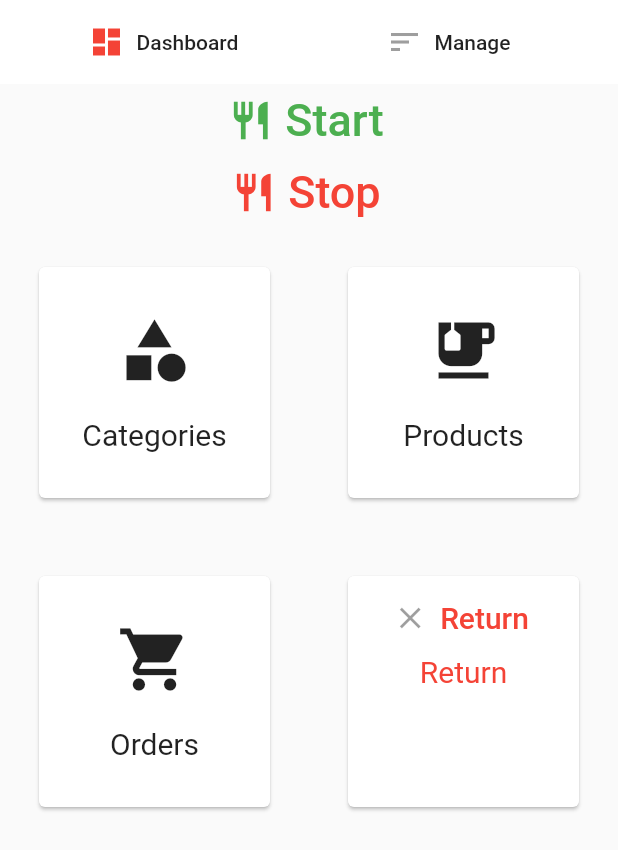
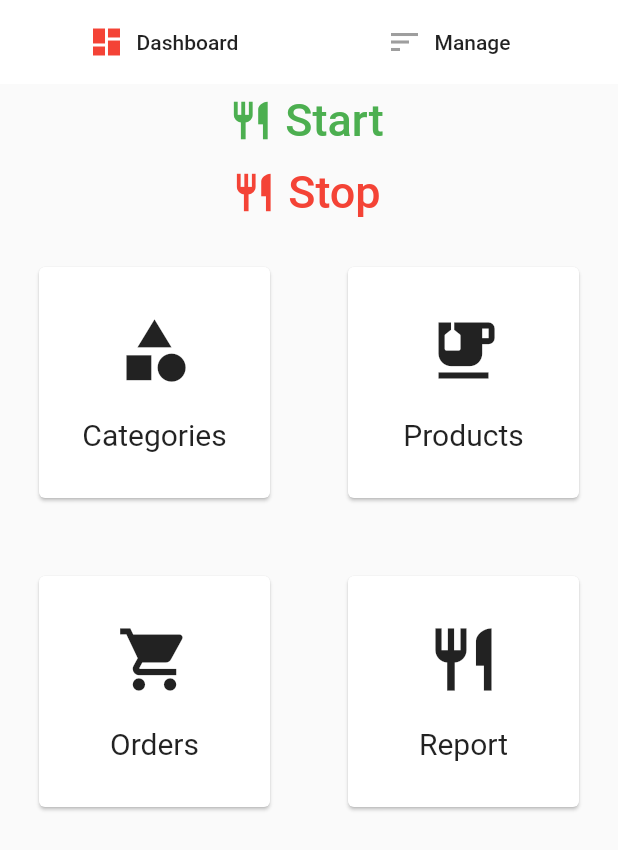
Before and after one commit to bhargavbhatiya/canteen-management, a Flutter app: the screen it shows after launch, on a phone screen of 412 x 824 dp. Shown: the top 850 px of the screen. Run offline on Flutter 3.47's test engine with Material 2 defaults, Android fonts, the light colour scheme and no system bars; our stand-ins replace carousel_pro, cloud_firestore, firebase_auth, firebase_core, firebase_storage, fluttertoast and 4 more; missing offline and left inert: dart:ffi; accounts and stored records are empty.

Commit message:
admin1.8.1

```diff
--- a/admin_canteen/lib/admin.dart
+++ b/admin_canteen/lib/admin.dart
@@ -212,21 +212,27 @@ class _AdminState extends State<Admin> {
                   Padding(
                     padding: const EdgeInsets.all(22.0),
                     child: Card(
-                      child: ListTile(
-                          title: FlatButton.icon(
-                            onPressed: null,
-                            icon: Icon(Icons.close),
-                            label: Text(
-                              "Return",
-                              style: TextStyle(color: active, fontSize: 20.0),
+                        child: GestureDetector(
+                      child: Container(
+                        child: Column(
+                          mainAxisAlignment: MainAxisAlignment.center,
+                          children: [
+                            Icon(
+                              Icons.restaurant,
+                              size: 50,
                             ),
-                          ),
-                          subtitle: Text(
-                            "Return",
-                            textAlign: TextAlign.center,
-                            style: TextStyle(color: active, fontSize: 20.0),
-                          )),
-                    ),
+                            SizedBox(
+                              height: 20,
+                            ),
+                            Text(
+                              "Report",
+                              style: TextStyle(fontSize: 20),
+                            ),
+                          ],
+                        ),
+                      ),
+                      onTap: () {},
+                    )),
                   ),
                 ],
               ),
```
Also changed, not shown: admin_canteen/lib/show_product.dart (+5 -11 lines).
